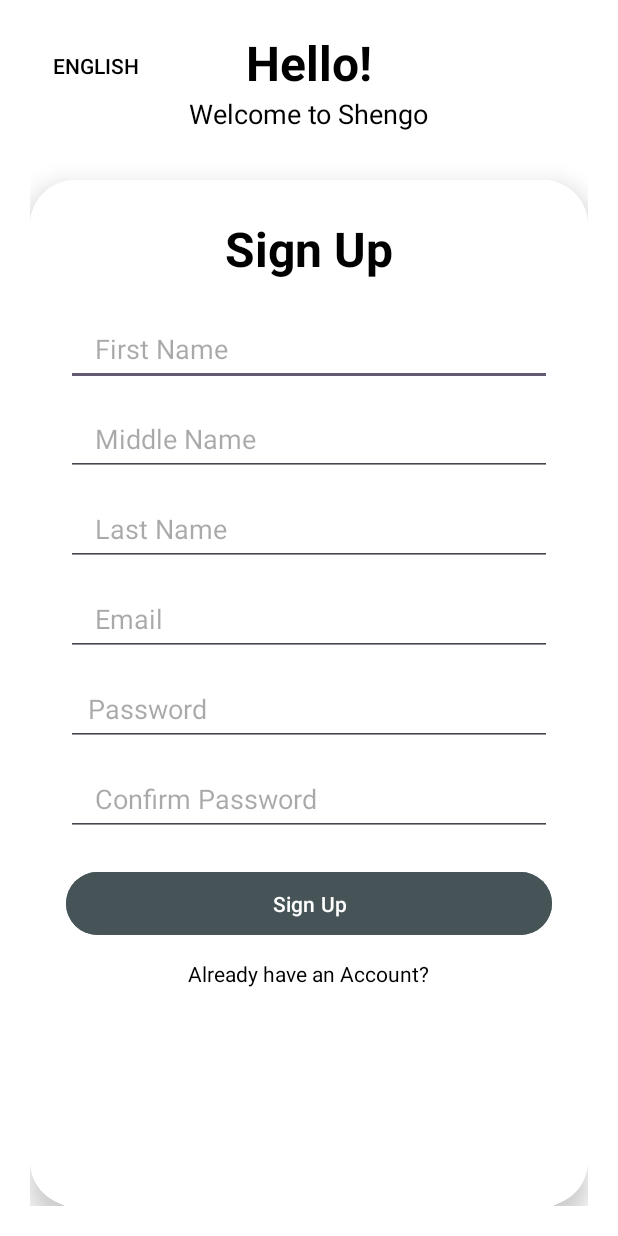
After one commit to henok28/Shengo, an Android app: the layout updatedsignuppage.xml on its own in the app's theme, with its tools: preview values and no code run, on a phone screen of 412 x 824 dp. The commit adds this screen. Run offline under Robolectric (Android 15) with nearby library versions, the phone set to English and light mode, and no system bars.

Commit message:
Meron's updated UI

```diff
--- a/app/src/main/java/school/project/shengoapp0/ui/autentication/Signup.java
+++ b/app/src/main/java/school/project/shengoapp0/ui/autentication/Signup.java
@@ -106,6 +106,7 @@
 
         languageToggleButton = view.findViewById(R.id.languageToggleButton);
 
+
         SharedPreferences prefs = requireActivity().getSharedPreferences("Settings", Context.MODE_PRIVATE);
         String currentLang = prefs.getString("My_Lang", "en");
         languageToggleButton.setChecked(currentLang.equals("am"));
--- /dev/null
+++ b/app/src/main/res/layout/fragment_forgot_password.xml
@@ -0,0 +1,6 @@
+<?xml version="1.0" encoding="utf-8"?>
+<androidx.constraintlayout.widget.ConstraintLayout xmlns:android="http://schemas.android.com/apk/res/android"
+    android:layout_width="match_parent"
+    android:layout_height="match_parent">
+
+</androidx.constraintlayout.widget.ConstraintLayout>
--- a/app/src/main/res/layout/fragment_signup.xml
+++ b/app/src/main/res/layout/fragment_signup.xml
@@ -92,7 +92,6 @@
                 android:textColor="@color/black"
                 android:layout_marginTop="40dp"
                 android:inputType="textPassword" />
-
             <Button
                 android:id="@+id/signupButton"
                 android:layout_width="match_parent"
--- /dev/null
+++ b/app/src/main/res/layout/updatedsignuppage.xml
@@ -0,0 +1,157 @@
+<?xml version="1.0" encoding="utf-8"?>
+<FrameLayout
+    xmlns:android="http://schemas.android.com/apk/res/android"
+    xmlns:tools="http://schemas.android.com/tools"
+    xmlns:app="http://schemas.android.com/apk/res-auto"
+    android:layout_width="match_parent"
+    android:layout_height="match_parent"
+    android:background="@android:color/white"
+    android:padding="20dp">
+    <ToggleButton
+        android:id="@+id/languageToggleButton"
+        android:layout_width="wrap_content"
+        android:layout_height="wrap_content"
+        android:background="?attr/selectableItemBackground"
+        android:checked="false"
+        android:padding="10dp"
+        android:textColor="@color/black"
+        android:textOff="English"
+        android:textOn="Amharic" />
+
+    <!-- Welcome Message -->
+    <LinearLayout
+        android:layout_width="match_parent"
+        android:layout_height="wrap_content"
+        android:orientation="vertical"
+        android:gravity="center_horizontal"
+        android:paddingBottom="20dp">
+
+        <TextView
+            android:layout_width="wrap_content"
+            android:layout_height="wrap_content"
+            android:text="Hello!"
+            android:textSize="32sp"
+            android:textStyle="bold"
+            android:textColor="@color/black"/>
+
+        <TextView
+            android:layout_width="wrap_content"
+            android:layout_height="wrap_content"
+            android:text="Welcome to Shengo"
+            android:textSize="18sp"
+            android:textColor="@color/black"/>
+    </LinearLayout>
+
+    <!-- Centered CardView for Signup Form -->
+    <androidx.cardview.widget.CardView
+        android:layout_width="match_parent"
+        android:layout_height="match_parent"
+        android:layout_marginTop="100dp"
+        android:paddingTop="2dp"
+        android:paddingBottom="40dp"
+        app:cardCornerRadius="30dp"
+        app:cardElevation="10dp">
+
+        <LinearLayout
+            android:layout_width="match_parent"
+            android:layout_height="match_parent"
+            android:layout_gravity="center"
+            android:background="@android:color/white"
+            android:orientation="vertical"
+            android:padding="24dp">
+
+            <TextView
+                android:id="@+id/signupText"
+                android:layout_width="match_parent"
+                android:layout_height="wrap_content"
+                android:layout_marginBottom="20dp"
+                android:text="Sign Up"
+                android:textAlignment="center"
+                android:textColor="@android:color/black"
+                android:textSize="32sp"
+                android:textStyle="bold" />
+
+            <EditText
+                android:id="@+id/firstName"
+                android:layout_width="match_parent"
+                android:layout_height="50dp"
+                android:hint="  First Name"
+                android:inputType="textPersonName"
+
+                android:padding="10dp"
+                android:textColor="@android:color/black" />
+
+            <EditText
+                android:id="@+id/middleName"
+                android:layout_width="match_parent"
+                android:layout_height="50dp"
+                android:layout_marginTop="10dp"
+                android:hint="  Middle Name"
+
+                android:inputType="textPersonName"
+                android:padding="10dp"
+                android:textColor="@android:color/black" />
+
+            <EditText
+                android:id="@+id/lastName"
+                android:layout_width="match_parent"
+                android:layout_height="50dp"
+                android:layout_marginTop="10dp"
+                android:hint="  Last Name"
+
+                android:inputType="textPersonName"
+                android:padding="10dp"
+                android:textColor="@android:color/black" />
+
+            <EditText
+                android:id="@+id/email"
+                android:layout_width="match_parent"
+                android:layout_height="50dp"
+                android:layout_marginTop="10dp"
+                android:hint="  Email"
+
+                android:inputType="textEmailAddress"
+                android:padding="10dp"
+                android:textColor="@android:color/black" />
+
+            <EditText
+                android:id="@+id/password"
+                android:layout_width="match_parent"
+                android:layout_height="50dp"
+                android:layout_marginTop="10dp"
+                android:hint=" Password"
+                android:inputType="textPassword"
+                android:padding="10dp" />
+
+            <EditText
+                android:id="@+id/confirmPassword"
+                android:layout_width="match_parent"
+                android:layout_height="50dp"
+                android:layout_marginTop="10dp"
+                android:hint="  Confirm Password"
+
+                android:inputType="textPassword"
+                android:padding="10dp"
+                android:textColor="@android:color/black" />
+
+            <Button
+                android:id="@+id/signupButton"
+                android:layout_width="match_parent"
+                android:layout_height="50dp"
+                android:layout_marginTop="20dp"
+                android:backgroundTint="#465458"
+                android:text="Sign Up"
+                android:textColor="@android:color/white" />
+
+            <TextView
+                android:id="@+id/loginText"
+                android:layout_width="wrap_content"
+                android:layout_height="wrap_content"
+                android:layout_gravity="center"
+                android:layout_marginTop="12dp"
+                android:text="Already have an Account?"
+                android:textColor="@android:color/black" />
+        </LinearLayout>
+    </androidx.cardview.widget.CardView>
+
+</FrameLayout>
--- a/gradle.properties
+++ b/gradle.properties
@@ -6,6 +6,7 @@
 # http://www.gradle.org/docs/current/userguide/build_environment.html
 # Specifies the JVM arguments used for the daemon process.
 # The setting is particularly useful for tweaking memory settings.
+sdk.dir=C:\\Users\\yehey\\AppData\\Local\\Android\\Sdk
 org.gradle.jvmargs=-Xmx2048m -Dfile.encoding=UTF-8
 # When configured, Gradle will run in incubating parallel mode.
 # This option should only be used with decoupled projects. For more details, visit
```
Also changed, not shown: app/src/main/res/layout/updatedloginpage.xml (added, +127 -0 lines).
